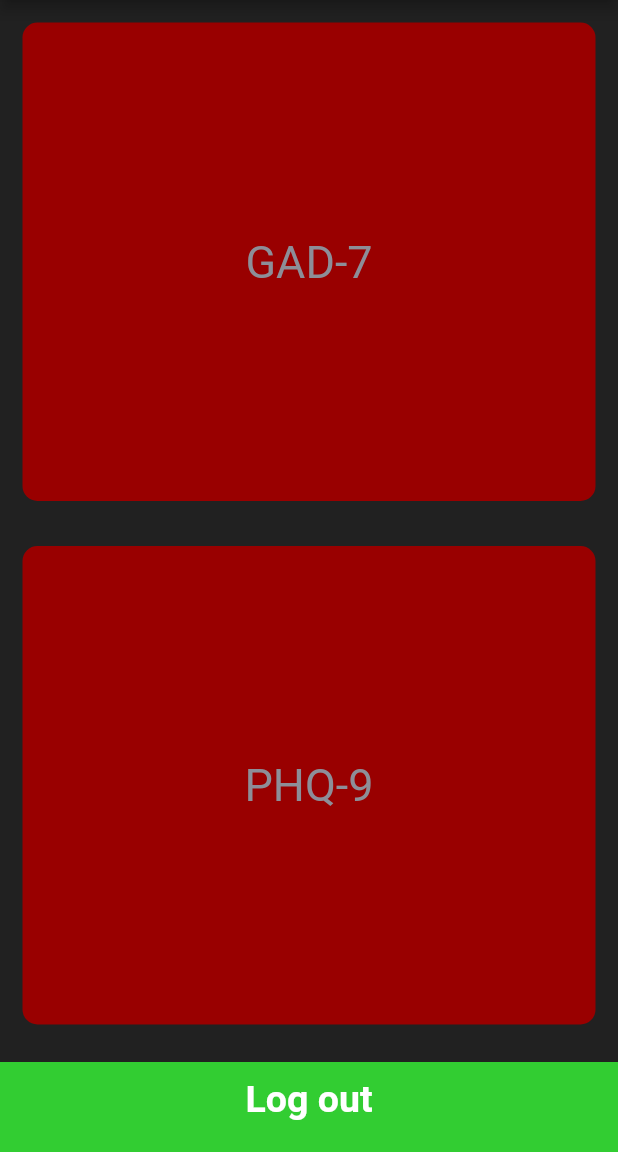
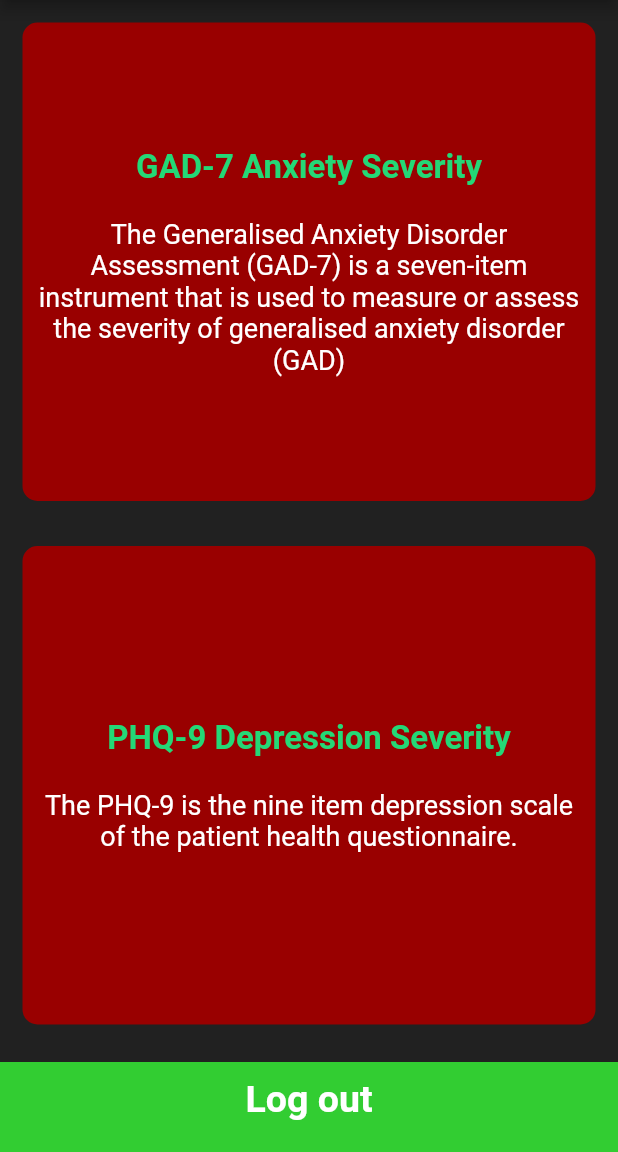
Before and after one commit to FactoJanrenzo/wmsu_care_flutter, a Flutter app: the screen it shows after launch, after a tap on "Login", on a phone screen of 412 x 824 dp, the part 84-1236 px from its top. Run offline on Flutter 3.47's test engine with Material 2 defaults, Android fonts, the phone set to English and light mode, and no system bars; our stand-ins replace rflutter_alert.

Commit message:
GUI and function update

```diff
--- a/lib/constants.dart
+++ b/lib/constants.dart
@@ -39,3 +39,6 @@ const kBMITextStyle = TextStyle(
 const kBodyTextStyle = TextStyle(
     fontSize: 22.0
 );
+const kBodyTextStyle2 = TextStyle(
+    fontSize: 18.0
+);
--- a/lib/screens/choose.dart
+++ b/lib/screens/choose.dart
@@ -26,19 +26,30 @@ class Choose extends StatelessWidget {
                 Navigator.push(
                   context,
                   MaterialPageRoute(
-                    builder: (context) => QuizPage(),
+                    builder: (context) => Quizzler(),
                   ),
                 );
               },
               colour: kInactiveCardColor,
-              cardChild: Row(
+              cardChild: Padding(
+                padding: const EdgeInsets.all(8.0),
+                child: Column(
                   mainAxisAlignment: MainAxisAlignment.center,
                   children: <Widget>[
                     Text(
-                    'GAD-7',
-                    style: kLabelTextStyle,
+                      'GAD-7 Anxiety Severity',
+                      style: kResultTextStyle,
+                    ),
+                    Text(
+                      '\nThe Generalised Anxiety Disorder Assessment (GAD-7) is a seven-item instrument that is used to measure or assess the severity of generalised anxiety disorder (GAD)',
+                      style: kBodyTextStyle2, //kLabelTextStyle,
+                      maxLines: 13,
+                      softWrap: true,
+                      overflow: TextOverflow.fade,
+                      textAlign: TextAlign.center,
                     ),
                   ],
+                ),
               ),
             ),
           ),
@@ -46,14 +57,25 @@ class Choose extends StatelessWidget {
             child: ReusableCard(
               onPress: () {},
               colour: kInactiveCardColor,
-              cardChild: Row(
+              cardChild: Padding(
+                padding: const EdgeInsets.all(8.0),
+                child: Column(
                   mainAxisAlignment: MainAxisAlignment.center,
                   children: <Widget>[
                     Text(
-                    'PHQ-9',
-                    style: kLabelTextStyle,
+                      'PHQ-9 Depression Severity',
+                      style: kResultTextStyle,
+                    ),
+                    Text(
+                      '\nThe PHQ-9 is the nine item depression scale of the patient health questionnaire.',
+                      style: kBodyTextStyle2, //kLabelTextStyle,
+                      maxLines: 13,
+                      softWrap: true,
+                      overflow: TextOverflow.fade,
+                      textAlign: TextAlign.center,
                     ),
                   ],
+                ),
               ),
             ),
           ),
--- a/lib/screens/gad_7_screening.dart
+++ b/lib/screens/gad_7_screening.dart
@@ -70,7 +70,7 @@ class _QuizPageState extends State<QuizPage> {
       crossAxisAlignment: CrossAxisAlignment.stretch,
       children: <Widget>[
         Expanded(
-          flex: 5,
+          flex: 3,
           child: Padding(
             padding: EdgeInsets.all(10.0),
             child: Center(
@@ -177,7 +177,7 @@ class _QuizPageState extends State<QuizPage> {
                           quizBrain.isFinish();
                           count = 0;
                           //main();
-                          //Navigator.pop(context);
+                          Navigator.pop(context);
                           CalculatorResult? calc =
                           CalculatorResult(count: total);
                           total = 0;
@@ -236,7 +236,7 @@ class _QuizPageState extends State<QuizPage> {
                           quizBrain.isFinish();
                           count = 0;
                           //main();
-                          //Navigator.pop(context);
+                          Navigator.pop(context);
                           CalculatorResult? calc =
                           CalculatorResult(count: total);
                           total = 0;
@@ -295,7 +295,7 @@ class _QuizPageState extends State<QuizPage> {
                           quizBrain.isFinish();
                           count = 0;
                           //main();
-                          //Navigator.pop(context);
+                          Navigator.pop(context);
                           CalculatorResult? calc =
                           CalculatorResult(count: total);
                           total = 0;
--- a/lib/screens/login_page.dart
+++ b/lib/screens/login_page.dart
@@ -55,7 +55,7 @@ class LoginPage extends StatelessWidget {
                     color: Colors.teal,
                   ),
                   title: Text(
-                    'studentmail@wmsu.edu.ph',
+                    'Juan Dela Cruz',
                     style: TextStyle(
                       color: Colors.teal.shade900,
                       fontFamily: 'Source Sans Pro',
@@ -75,7 +75,7 @@ class LoginPage extends StatelessWidget {
                     color: Colors.teal,
                   ),
                   title: Text(
-                    '*********',
+                    'BS Computer Science',
                     style: TextStyle(
                       color: Colors.teal.shade900,
                       fontFamily: 'Source Sans Pro',
@@ -84,6 +84,26 @@ class LoginPage extends StatelessWidget {
                   ),
                 ),
               ),
+
+              Card(
+                color: Colors.white,
+                margin: EdgeInsets.symmetric(vertical: 10.0, horizontal: 25.0),
+                child: ListTile(
+                  leading: Icon(
+                    Icons.lock,
+                    color: Colors.teal,
+                  ),
+                  title: Text(
+                    '4th Year',
+                    style: TextStyle(
+                      color: Colors.teal.shade900,
+                      fontFamily: 'Source Sans Pro',
+                      fontSize: 20.0,
+                    ),
+                  ),
+                ),
+              ),
+
               BottomButton(
                 buttonTitle: 'Login',
                 onTap: () {
```
Lines whose indentation alone changed are shown as unchanged.
